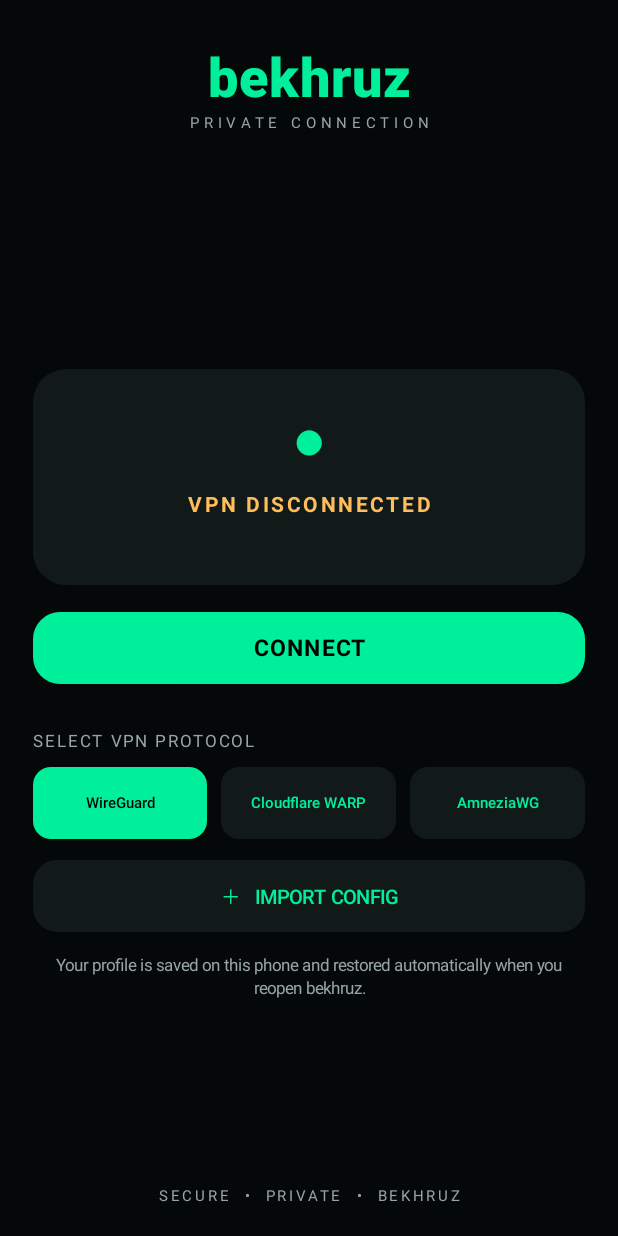
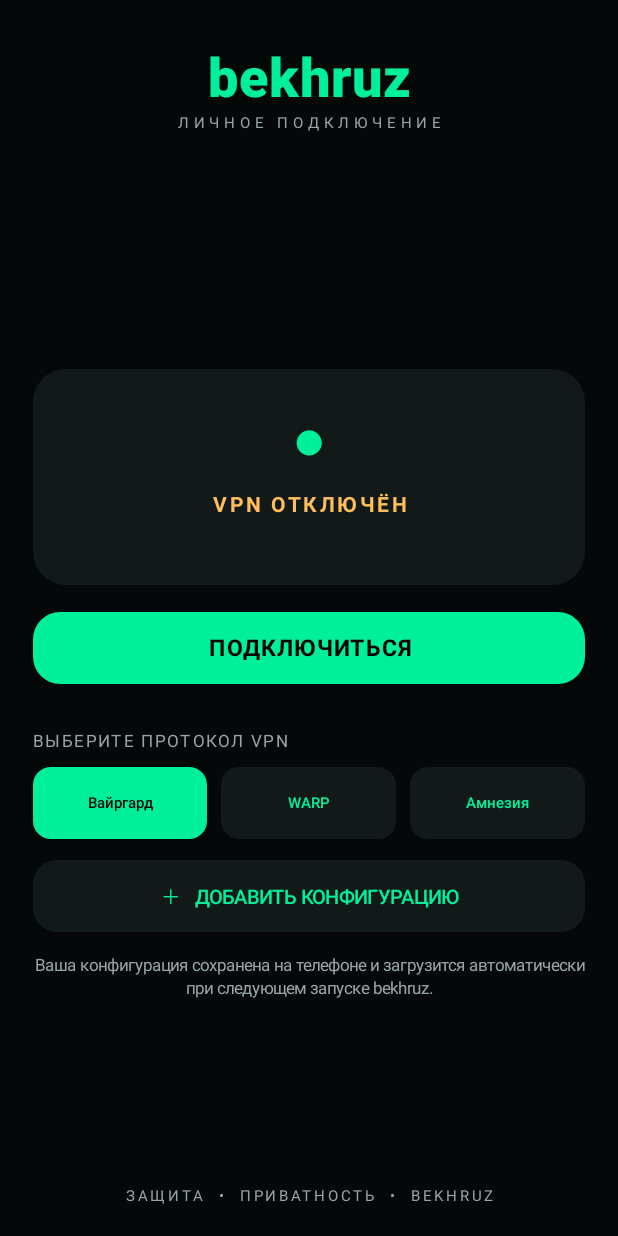
Before and after one commit to saidgubdinskij-cyber/bekhruz-android, an Android app: the screen it shows after launch (MainActivity), on a phone screen of 412 x 824 dp. Run offline under Robolectric (Android 15) with nearby library versions, the phone set to English and light mode, and no system bars; libraries missing offline, so code that uses them is left out: com.wireguard.android, com.wireguard.config; 1 statement that could not run was skipped.

Commit message:
Translate bekhruz app interface buttons and labels to Russian

```diff
--- a/app/src/main/java/com/bekhruz/vpn/MainActivity.kt
+++ b/app/src/main/java/com/bekhruz/vpn/MainActivity.kt
@@ -79,7 +79,7 @@ class MainActivity : Activity() {
             letterSpacing = .02f
         }, full())
         root.addView(TextView(this).apply {
-            text = "PRIVATE CONNECTION"
+            text = "ЛИЧНОЕ ПОДКЛЮЧЕНИЕ"
             textSize = 10f
             letterSpacing = .32f
             gravity = Gravity.CENTER
@@ -103,7 +103,7 @@ class MainActivity : Activity() {
         }
         stateCard.addView(statusIcon, full())
         engineStatus = TextView(this).apply {
-            text = "VPN DISCONNECTED"
+            text = "VPN ОТКЛЮЧЁН"
             textSize = 14f
             letterSpacing = .12f
             gravity = Gravity.CENTER
@@ -112,7 +112,7 @@ class MainActivity : Activity() {
         }
         stateCard.addView(engineStatus, full().apply { topMargin = dp(8) })
         status = TextView(this).apply {
-            text = if (importedConfig != null) "Saved: ${savedConfigName()}" else "Add a configuration to begin"
+            text = if (importedConfig != null) "Сохранено: ${savedConfigName()}" else "Добавьте конфигурацию для начала"
             textSize = 12f
             gravity = Gravity.CENTER
             setTextColor(muted)
@@ -121,7 +121,7 @@ class MainActivity : Activity() {
         root.addView(stateCard, full().apply { topMargin = dp(34) })
 
         connectionButton = Button(this).apply {
-            text = "CONNECT"
+            text = "ПОДКЛЮЧИТЬСЯ"
             textSize = 15f
             letterSpacing = .08f
             isAllCaps = false
@@ -134,21 +134,21 @@ class MainActivity : Activity() {
         root.addView(connectionButton, full().apply { topMargin = dp(18) })
 
         root.addView(TextView(this).apply {
-            text = "SELECT VPN PROTOCOL"
+            text = "ВЫБЕРИТЕ ПРОТОКОЛ VPN"
             textSize = 11f
             letterSpacing = .15f
             setTextColor(muted)
         }, full().apply { topMargin = dp(30) })
 
         val choices = LinearLayout(this).apply { orientation = LinearLayout.HORIZONTAL }
-        wireGuardButton = protocolButton("WireGuard")
-        warpButton = protocolButton("Cloudflare WARP")
-        amneziaButton = protocolButton("AmneziaWG")
+        wireGuardButton = protocolButton("Вайргард")
+        warpButton = protocolButton("WARP")
+        amneziaButton = protocolButton("Амнезия")
         wireGuardButton.setOnClickListener { selectProtocol("WireGuard") }
         warpButton.setOnClickListener { selectProtocol("WARP") }
         amneziaButton.setOnClickListener {
             selectProtocol("AmneziaWG")
-            status.text = "AmneziaWG engine is not integrated yet"
+            status.text = "Поддержка AmneziaWG ещё не подключена"
         }
         choices.addView(wireGuardButton, LinearLayout.LayoutParams(0, dp(48), 1f).apply { rightMargin = dp(5) })
         choices.addView(warpButton, LinearLayout.LayoutParams(0, dp(48), 1f).apply { leftMargin = dp(5); rightMargin = dp(5) })
@@ -157,7 +157,7 @@ class MainActivity : Activity() {
         updateProtocolButtons()
 
         val importButton = Button(this).apply {
-            text = "＋   IMPORT CONFIG"
+            text = "＋   ДОБАВИТЬ КОНФИГУРАЦИЮ"
             textSize = 13f
             isAllCaps = false
             setTextColor(neon)
@@ -173,7 +173,7 @@ class MainActivity : Activity() {
         root.addView(importButton, full().apply { topMargin = dp(14) })
 
         root.addView(TextView(this).apply {
-            text = "Your profile is saved on this phone and restored automatically when you reopen bekhruz."
+            text = "Ваша конфигурация сохранена на телефоне и загрузится автоматически при следующем запуске bekhruz."
             textSize = 11f
             gravity = Gravity.CENTER
             setTextColor(muted)
@@ -183,7 +183,7 @@ class MainActivity : Activity() {
         val bottomSpacer = View(this)
         root.addView(bottomSpacer, LinearLayout.LayoutParams(1, 0, 1f))
         root.addView(TextView(this).apply {
-            text = "SECURE  •  PRIVATE  •  BEKHRUZ"
+            text = "ЗАЩИТА  •  ПРИВАТНОСТЬ  •  BEKHRUZ"
             textSize = 10f
             letterSpacing = .18f
             gravity = Gravity.CENTER
@@ -199,11 +199,11 @@ class MainActivity : Activity() {
         getSharedPreferences(PREFS_NAME, MODE_PRIVATE).edit().putString(KEY_PROTOCOL, protocol).apply()
         updateProtocolButtons()
         if (value == "WARP" && isWarpConfig) {
-            status.text = "Cloudflare WARP profile: ${savedConfigName()}"
+            status.text = "Профиль WARP: ${savedConfigName()}"
         } else if (value == "AmneziaWG") {
-            status.text = "AmneziaWG engine is not integrated yet"
+            status.text = "Поддержка AmneziaWG ещё не подключена"
         } else if (importedConfig != null) {
-            status.text = "Saved: ${savedConfigName()}"
+            status.text = "Сохранено: ${savedConfigName()}"
         }
         updateConnectionUi()
     }
@@ -225,11 +225,11 @@ class MainActivity : Activity() {
             return
         }
         if (protocol == "AmneziaWG") {
-            status.text = "AmneziaWG engine is not integrated yet"
+            status.text = "Поддержка AmneziaWG ещё не подключена"
             return
         }
         if (importedConfig == null) {
-            status.text = "Import a .conf profile first"
+            status.text = "Сначала добавьте файл конфигурации .conf"
             return
         }
         val permissionIntent = VpnService.prepare(this)
@@ -249,15 +249,15 @@ class MainActivity : Activity() {
                     connected = true
                     busy = false
                     status.text = if (protocol == "WARP") {
-                        "WARP tunnel started. Reserved-byte routing may be unavailable."
-                    } else "WireGuard tunnel is active"
+                        "Туннель WARP запущен. Маршрутизация Reserved может быть недоступна."
+                    } else "Туннель WireGuard работает"
                     updateConnectionUi()
                 }
             } catch (e: Exception) {
                 runOnUiThread {
                     connected = false
                     busy = false
-                    status.text = e.message?.take(120) ?: "Could not start VPN"
+                    status.text = e.message?.take(120) ?: "Не удалось запустить VPN"
                     updateConnectionUi()
                 }
             }
@@ -278,13 +278,13 @@ class MainActivity : Activity() {
                 runOnUiThread {
                     connected = false
                     busy = false
-                    status.text = "VPN tunnel stopped"
+                    status.text = "VPN отключён"
                     updateConnectionUi()
                 }
             } catch (e: Exception) {
                 runOnUiThread {
                     busy = false
-                    status.text = e.message?.take(120) ?: "Could not stop VPN"
+                    status.text = e.message?.take(120) ?: "Не удалось отключить VPN"
                     updateConnectionUi()
                 }
             }
@@ -294,17 +294,17 @@ class MainActivity : Activity() {
     private fun updateConnectionUi() {
         if (!::connectionButton.isInitialized) return
         connectionButton.text = when {
-            busy -> "PLEASE WAIT…"
-            connected -> "DISCONNECT"
-            else -> "CONNECT"
+            busy -> "ПОДОЖДИТЕ…"
+            connected -> "ОТКЛЮЧИТЬСЯ"
+            else -> "ПОДКЛЮЧИТЬСЯ"
         }
         connectionButton.isEnabled = !busy && (protocol != "AmneziaWG" || connected)
         connectionButton.background = rounded(if (connected) Color.rgb(255, 100, 90) else neon, 18)
         if (::engineStatus.isInitialized) {
             engineStatus.text = when {
-                busy -> "VPN CONNECTING"
-                connected -> "VPN CONNECTED"
-                else -> "VPN DISCONNECTED"
+                busy -> "VPN ПОДКЛЮЧАЕТСЯ"
+                connected -> "VPN ПОДКЛЮЧЁН"
+                else -> "VPN ОТКЛЮЧЁН"
             }
             engineStatus.setTextColor(if (connected) neon else warning)
         }
@@ -369,7 +369,7 @@ class MainActivity : Activity() {
 
         try {
             val raw = contentResolver.openInputStream(uri)?.use { it.readBytes().toString(Charsets.UTF_8) }
-                ?: throw IllegalStateException("Could not read selected file")
+                ?: throw IllegalStateException("Не удалось прочитать выбранный файл")
             val reservedMatch = Regex("(?im)^\\s*#?\\s*Reserved\\s*=\\s*([0-9\\s,]+)").find(raw)
             val reserved = reservedMatch?.groupValues?.get(1)?.trim()
             val normalized = raw.lines().filterNot {
@@ -391,16 +391,16 @@ class MainActivity : Activity() {
             warpReserved = reserved
             if (detectedWarp) protocol = "WARP"
             updateProtocolButtons()
-            status.text = if (detectedWarp) "WARP profile saved: $displayName" else "Saved: $displayName"
-            Toast.makeText(this, "Configuration saved on this device", Toast.LENGTH_SHORT).show()
+            status.text = if (detectedWarp) "Профиль WARP сохранён: $displayName" else "Сохранено: $displayName"
+            Toast.makeText(this, "Конфигурация сохранена на устройстве", Toast.LENGTH_SHORT).show()
             if (detectedWarp && !reserved.isNullOrBlank()) {
-                engineStatus.text = "WARP PROFILE • RESERVED TAG FOUND"
-                status.text = "WARP profile saved. Reserved tag: $reserved"
+                engineStatus.text = "ПРОФИЛЬ WARP • RESERVED НАЙДЕН"
+                status.text = "Профиль WARP сохранён. Reserved: $reserved"
             }
         } catch (e: Exception) {
             importedConfig = null
-            status.text = "Invalid config: ${e.message?.take(100) ?: "check .conf file"}"
-            Toast.makeText(this, "Could not import this VPN profile", Toast.LENGTH_LONG).show()
+            status.text = "Ошибка конфигурации: ${e.message?.take(100) ?: "проверьте файл .conf"}"
+            Toast.makeText(this, "Не удалось добавить конфигурацию VPN", Toast.LENGTH_LONG).show()
         }
         updateConnectionUi()
     }
```
